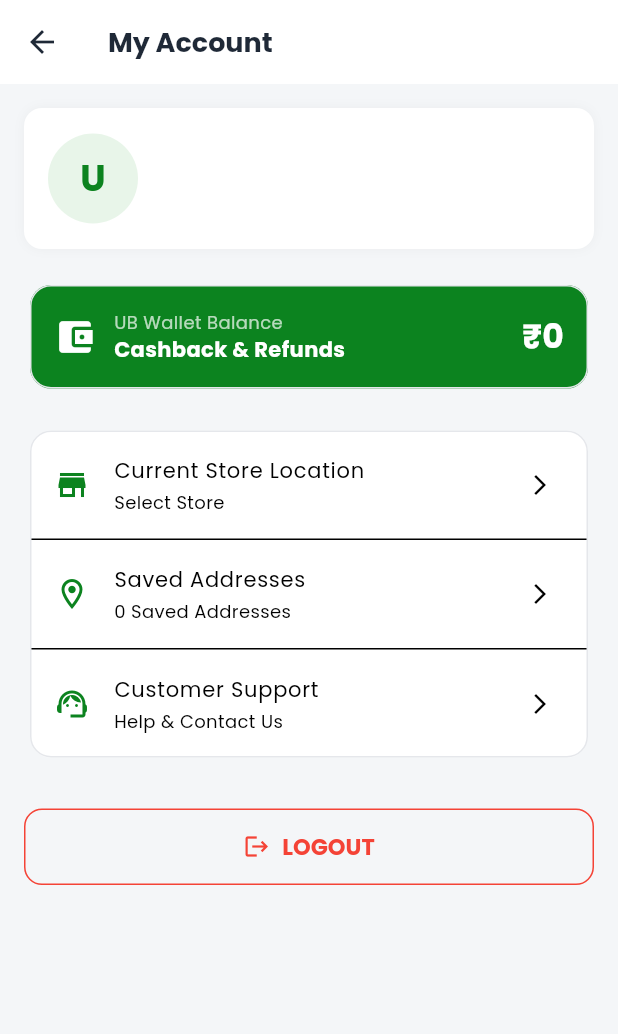
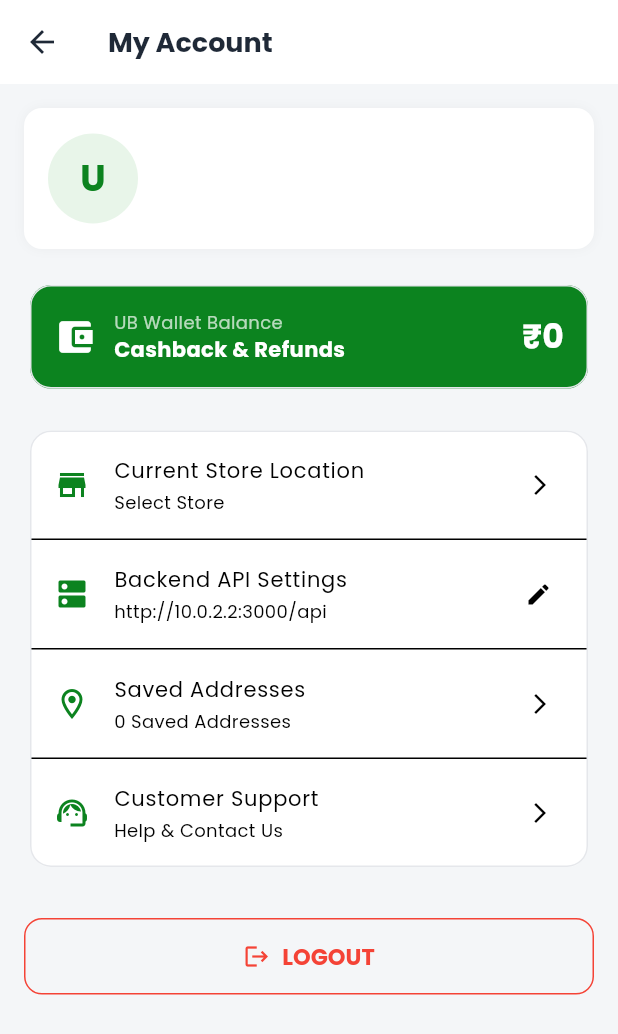
Before and after one commit to krishna567789/ub_mart_user_app, a Flutter app: the ProfileScreen screen opened directly, on a phone screen of 412 x 824 dp. Shown: the top 1034 px of the screen. Run offline on Flutter 3.47's test engine with Material 3 defaults, Android fonts, the phone set to English and light mode, and no system bars; our stand-ins replace cached_network_image, google_fonts, shared_preferences, shimmer; accounts and stored records are empty; network calls fail.

Commit message:
Configure flexible API Base URL & settings modal for local/remote API integration

```diff
--- a/lib/config/api_config.dart
+++ b/lib/config/api_config.dart
@@ -1,6 +1,20 @@
+import 'package:flutter/foundation.dart';
+
 class ApiConfig {
-  static const String baseUrl = "http://10.0.2.2:3000/api";
+  // Configurable base URL:
+  // Android Emulator: "http://10.0.2.2:3000/api"
+  // iOS Simulator / Web: "http://localhost:3000/api"
+  // Physical Device: Change to your Machine IP e.g. "http://192.168.x.x:3000/api"
+  static String customBaseUrl = "";
+
+  static String get baseUrl {
+    if (customBaseUrl.isNotEmpty) return customBaseUrl;
+    if (kIsWeb) return "http://localhost:3000/api";
+    return "http://10.0.2.2:3000/api";
+  }
+
   static String defaultStoreId = "";
+
   static Map<String, String> headers({String? storeId}) {
     final Map<String, String> headers = {
       'Content-Type': 'application/json',
--- a/lib/screens/profile_screen.dart
+++ b/lib/screens/profile_screen.dart
@@ -2,12 +2,64 @@ import 'package:flutter/material.dart';
 import 'package:provider/provider.dart';
 import '../providers/auth_provider.dart';
 import '../providers/store_provider.dart';
+import '../config/api_config.dart';
 import '../theme/app_theme.dart';
 import 'login_screen.dart';
 import 'location_select_screen.dart';
 
-class ProfileScreen extends StatelessWidget {
+class ProfileScreen extends StatefulWidget {
   const ProfileScreen({super.key});
+
+  @override
+  State<ProfileScreen> createState() => _ProfileScreenState();
+}
+
+class _ProfileScreenState extends State<ProfileScreen> {
+  void _showApiUrlDialog(BuildContext context) {
+    final controller = TextEditingController(text: ApiConfig.baseUrl);
+
+    showDialog(
+      context: context,
+      builder: (ctx) => AlertDialog(
+        title: const Text("API Base URL Setting"),
+        content: Column(
+          mainAxisSize: MainAxisSize.min,
+          crossAxisAlignment: CrossAxisAlignment.start,
+          children: [
+            const Text(
+              "Default Emulator: http://10.0.2.2:3000/api\nPhysical Device: http://<Your_WiFi_IP>:3000/api",
+              style: TextStyle(fontSize: 12, color: Colors.grey),
+            ),
+            const SizedBox(height: 12),
+            TextField(
+              controller: controller,
+              decoration: const InputDecoration(
+                labelText: "Base API URL",
+                border: OutlineInputBorder(),
+              ),
+            ),
+          ],
+        ),
+        actions: [
+          TextButton(
+            onPressed: () => Navigator.pop(ctx),
+            child: const Text("Cancel"),
+          ),
+          ElevatedButton(
+            onPressed: () {
+              ApiConfig.customBaseUrl = controller.text.trim();
+              Navigator.pop(ctx);
+              ScaffoldMessenger.of(context).showSnackBar(
+                SnackBar(content: Text("API Base URL set to ${ApiConfig.baseUrl}")),
+              );
+              Provider.of<StoreProvider>(context, listen: false).fetchStores();
+            },
+            child: const Text("Save & Reconnect"),
+          ),
+        ],
+      ),
+    );
+  }
 
   @override
   Widget build(BuildContext context) {
@@ -164,6 +216,14 @@ class ProfileScreen extends StatelessWidget {
                   ),
                   const Divider(height: 1),
                   ListTile(
+                    leading: const Icon(Icons.dns, color: AppTheme.primary),
+                    title: const Text("Backend API Settings"),
+                    subtitle: Text(ApiConfig.baseUrl),
+                    trailing: const Icon(Icons.edit, size: 18),
+                    onTap: () => _showApiUrlDialog(context),
+                  ),
+                  const Divider(height: 1),
+                  ListTile(
                     leading: const Icon(Icons.location_on_outlined, color: AppTheme.primary),
                     title: const Text("Saved Addresses"),
                     subtitle: Text("${user?.addresses.length ?? 0} Saved Addresses"),
--- a/lib/widgets/cart_bottom_bar.dart
+++ b/lib/widgets/cart_bottom_bar.dart
@@ -27,6 +27,7 @@ class CartBottomBar extends StatelessWidget {
           ),
         ],
       ),
+
       child: SafeArea(
         top: false,
         child: Row(
--- a/lib/widgets/product_card.dart
+++ b/lib/widgets/product_card.dart
@@ -107,6 +107,7 @@ class _ProductCardState extends State<ProductCard> {
                       ),
                     ),
                   ),
+
                 if (widget.product.badge != null && widget.product.badge!.isNotEmpty)
                   Positioned(
                     top: 6,
--- a/lib/widgets/shimmer_loaders.dart
+++ b/lib/widgets/shimmer_loaders.dart
@@ -60,6 +60,7 @@ class CategoryShimmer extends StatelessWidget {
       ),
     );
   }
+
 }
 
 class ProductGridShimmer extends StatelessWidget {
```
